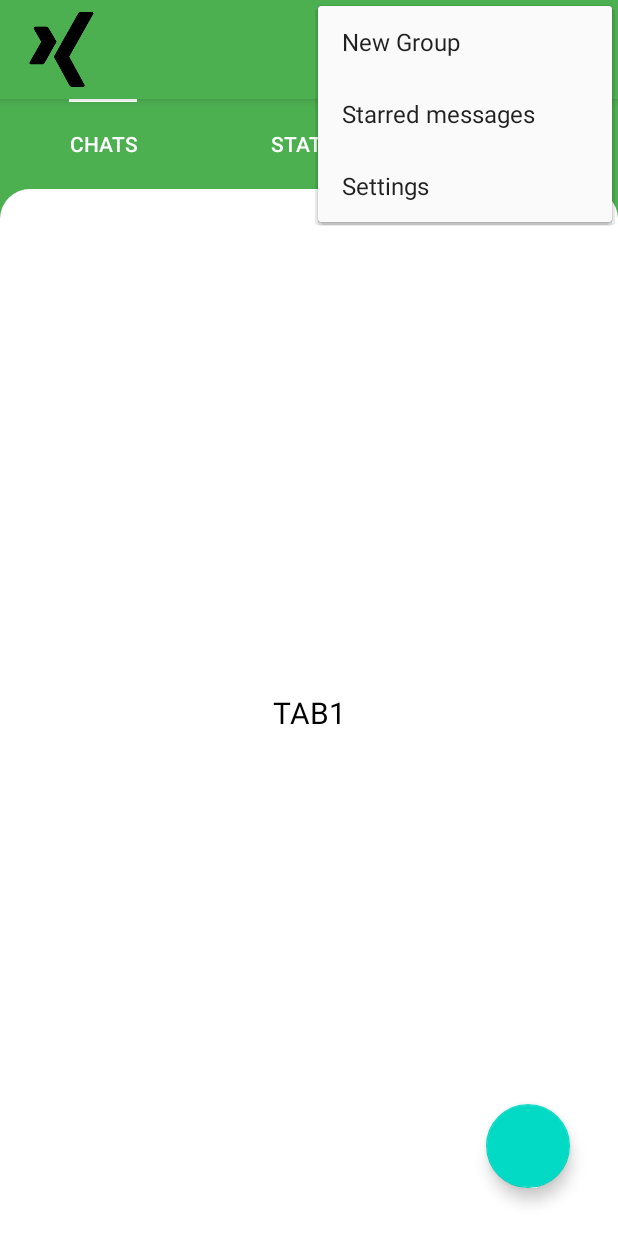
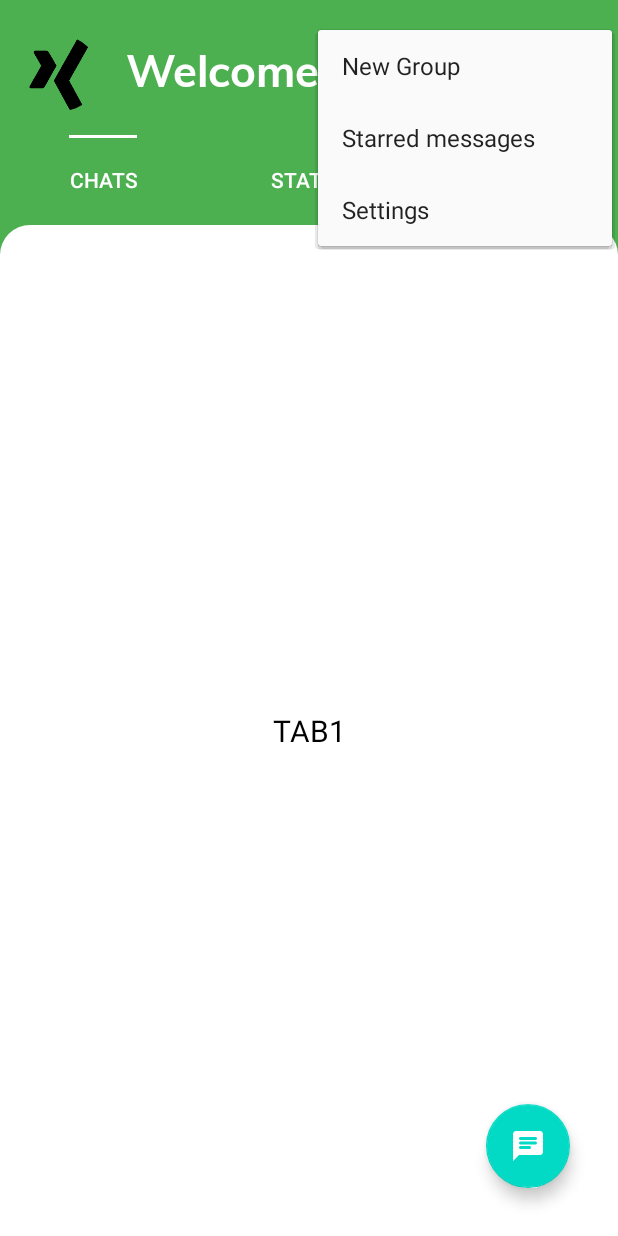
Before and after one commit to piyushd26/Chatapp, an Android app: the screen it shows after launch once a user with an empty profile is signed in (MainActivity), with the options menu open, on a phone screen of 412 x 824 dp. Run offline under Robolectric (Android 15) with nearby library versions, the phone set to English and light mode, and no system bars; our stand-ins replace CircleImageView, Firebase (no records; nobody signed in at launch, a user with empty details on screens opened directly), Picasso; pictures from the network do not load.

Commit message:
C:/Users/Piyush Dhiman/AndroidStudioProjects/ChatApp/

```diff
--- a/app/src/main/java/com/example/chatapp/MainActivity.java
+++ b/app/src/main/java/com/example/chatapp/MainActivity.java
@@ -5,12 +5,12 @@ import android.os.Bundle;
 import android.view.Menu;
 import android.view.MenuItem;
 import android.view.View;
+import android.widget.ImageView;
 import android.widget.TextView;
 
 import androidx.annotation.NonNull;
 import androidx.appcompat.app.AppCompatActivity;
 import androidx.appcompat.widget.Toolbar;
-import androidx.recyclerview.widget.LinearLayoutManager;
 import androidx.recyclerview.widget.RecyclerView;
 import androidx.viewpager.widget.ViewPager;
 
@@ -28,24 +28,21 @@ import com.example.chatapp.view.fragments.BaseFragment;
 import com.example.chatapp.view.fragments.Tab1;
 import com.example.chatapp.view.fragments.Tab2;
 import com.example.chatapp.view.fragments.Tab3;
-import com.google.android.gms.tasks.OnSuccessListener;
 import com.google.android.material.bottomnavigation.BottomNavigationView;
 import com.google.android.material.floatingactionbutton.FloatingActionButton;
 import com.google.android.material.tabs.TabLayout;
 import com.google.firebase.auth.FirebaseAuth;
 import com.google.firebase.auth.FirebaseUser;
 import com.google.firebase.firestore.DocumentReference;
-import com.google.firebase.firestore.DocumentSnapshot;
-import com.google.firebase.firestore.EventListener;
 import com.google.firebase.firestore.FirebaseFirestore;
-import com.google.firebase.firestore.FirebaseFirestoreException;
 import com.google.firebase.firestore.QueryDocumentSnapshot;
-import com.google.firebase.firestore.QuerySnapshot;
+import com.google.firebase.storage.FirebaseStorage;
+import com.google.firebase.storage.StorageReference;
 
 import java.util.ArrayList;
 import java.util.List;
 
-import javax.annotation.Nullable;
+import de.hdodenhof.circleimageview.CircleImageView;
 
 public class MainActivity extends AppCompatActivity implements DataInterface {
 
@@ -71,7 +68,10 @@ public class MainActivity extends AppCompatActivity implements DataInterface {
     ChatList chatList = new ChatList();
     DocumentReference documentReference;
     Toolbar toolbar;
+    CircleImageView profileImage;
     FirebaseUser firebaseUser;
+    StorageReference storageReference;
+    QueryDocumentSnapshot queryDocumentSnapshot;
 
 
 
@@ -85,16 +85,17 @@ public class MainActivity extends AppCompatActivity implements DataInterface {
         BaseFragment.setDataInterface(this);
 
 
-
         firebaseAuth = FirebaseAuth.getInstance();
         firebaseFirestore = FirebaseFirestore.getInstance();
         userID = firebaseAuth.getCurrentUser().getUid();
         signUpPresenter = new SignUpPresenter(BaseFragment.getDataInterface());
         userData = new UserData();
+        profileImage = findViewById(R.id.im);
+
         toolbarTV = findViewById(R.id.toolbar_tv);
         chatListRV = findViewById(R.id.rv_chatlist);
-        floatingActionButton= findViewById(R.id.fab);
-
+        floatingActionButton = findViewById(R.id.fab);
+        storageReference= FirebaseStorage.getInstance().getReference();
         tabLayout = findViewById(R.id.tablayput);
         viewPager = findViewById(R.id.viewpager);
         toolbar = findViewById(R.id.include_toolbar);
@@ -102,13 +103,11 @@ public class MainActivity extends AppCompatActivity implements DataInterface {
         firebaseFirestore = FirebaseFirestore.getInstance();
 
         setSupportActionBar(toolbar);
-
+        Utillity.getStoredProfileImage(storageReference,signUpPresenter,profileImage,this,firebaseAuth.getUid());
+        //toolbarTV.setText(queryDocumentSnapshot.getString("fName"));
         //  retrievedDataFromFireStore();
 
         viewPager();
-
-
-
 
 
         floatingActionButton.setOnClickListener(new View.OnClickListener() {
@@ -121,14 +120,6 @@ public class MainActivity extends AppCompatActivity implements DataInterface {
     }
 
 
-
-
-
-
-
-
-
-
     private void viewPager() {
         ViewPagerAdapter viewPagerAdapter = new ViewPagerAdapter(getSupportFragmentManager());
         viewPagerAdapter.addFragment(Tab1.getInstance(), "Chats");
@@ -138,7 +129,6 @@ public class MainActivity extends AppCompatActivity implements DataInterface {
         tabLayout.setupWithViewPager(viewPager);
 
     }
-
 
 
     @Override
--- a/app/src/main/java/com/example/chatapp/common/Utillity.java
+++ b/app/src/main/java/com/example/chatapp/common/Utillity.java
@@ -150,9 +150,9 @@ public class Utillity {
                             chatLists.add(chatList);
 
                         }
+                        chatListAdapter.updateData(chatLists,userID);
+                    }
 
-                    }
-                    chatListAdapter.updateData(chatLists);
                 }
             });
 
--- a/app/src/main/java/com/example/chatapp/view/activity/ChatsActivity.java
+++ b/app/src/main/java/com/example/chatapp/view/activity/ChatsActivity.java
@@ -20,7 +20,6 @@ import com.google.firebase.database.DatabaseReference;
 import com.google.firebase.database.FirebaseDatabase;
 import com.google.firebase.storage.FirebaseStorage;
 import com.google.firebase.storage.StorageReference;
-import com.squareup.picasso.Picasso;
 
 import java.util.HashMap;
 
@@ -59,16 +58,16 @@ public class ChatsActivity extends AppCompatActivity {
         back = findViewById(R.id.btn_back);
         storageReference = FirebaseStorage.getInstance().getReference();
         firebaseUser = FirebaseAuth.getInstance().getCurrentUser();
-        userProfile = intent.getStringExtra("userProfile");
+        //userProfile = intent.getStringExtra("userProfile");
         circleImageView = findViewById(R.id.chat_image);
         chatlastseen = findViewById(R.id.seen);
         edmessage = findViewById(R.id.Type);
 
 
-        Utillity.getStoredProfileImage(storageReference, signUpPresenter, circleImageView, this, userid);
+        Utillity.getStoredProfileImage(storageReference, signUpPresenter, circleImageView, this, receiverId);
 
         if (receiverId != null) {
-            Picasso.with(ChatsActivity.this).load(userProfile).into(circleImageView);
+            //Picasso.with(ChatsActivity.this).load().into(circleImageView);
             chatprofilename.setText(username);
 
         }
--- a/app/src/main/java/com/example/chatapp/view/adapter/ChatListAdapter.java
+++ b/app/src/main/java/com/example/chatapp/view/adapter/ChatListAdapter.java
@@ -78,7 +78,7 @@ public class ChatListAdapter extends RecyclerView.Adapter<ChatListAdapter.ViewHo
             }
         });
 
-        Utillity.getStoredProfileImage(storageReference,signUpPresenter,holder.circleImageView,fabActivity,firebaseUserid);
+        Utillity.getStoredProfileImage(storageReference,signUpPresenter,holder.circleImageView,fabActivity,chatList.getUserid());
 
     }
 
@@ -87,8 +87,9 @@ public class ChatListAdapter extends RecyclerView.Adapter<ChatListAdapter.ViewHo
         return chatLists.size();
     }
 
-    public void updateData(List<ChatList> chatList) {
+    public void updateData(List<ChatList> chatList, String userID) {
         this.chatLists = chatList;
+       // this.firebaseUserid=userID;
         notifyDataSetChanged();
     }
 
--- a/app/src/main/res/drawable/ic_round_chat_24.xml
+++ b/app/src/main/res/drawable/ic_round_chat_24.xml
@@ -1,4 +1,4 @@
-<vector android:height="24dp" android:tint="#4CAF50"
+<vector android:height="24dp" android:tint="@color/white"
     android:viewportHeight="24" android:viewportWidth="24"
     android:width="24dp" xmlns:android="http://schemas.android.com/apk/res/android">
     <path android:fillColor="@android:color/white" android:pathData="M20,2L4,2c-1.1,0 -1.99,0.9 -1.99,2L2,22l4,-4h14c1.1,0 2,-0.9 2,-2L22,4c0,-1.1 -0.9,-2 -2,-2zM7,9h10c0.55,0 1,0.45 1,1s-0.45,1 -1,1L7,11c-0.55,0 -1,-0.45 -1,-1s0.45,-1 1,-1zM13,14L7,14c-0.55,0 -1,-0.45 -1,-1s0.45,-1 1,-1h6c0.55,0 1,0.45 1,1s-0.45,1 -1,1zM17,8L7,8c-0.55,0 -1,-0.45 -1,-1s0.45,-1 1,-1h10c0.55,0 1,0.45 1,1s-0.45,1 -1,1z"/>
--- a/app/src/main/res/layout/activity_main.xml
+++ b/app/src/main/res/layout/activity_main.xml
@@ -16,7 +16,7 @@
         android:layout_height="wrap_content"
         app:layout_constraintEnd_toEndOf="parent"
         app:layout_constraintStart_toStartOf="parent"
-        app:layout_constraintTop_toTopOf="parent">
+        app:layout_constraintTop_toTopOf="@+id/guideline9">
 
     </include>
 
@@ -42,15 +42,12 @@
         app:layout_constraintGuide_end="16dp" />
 
 
-
-
-
-
     <com.google.android.material.tabs.TabLayout
         android:id="@+id/tablayput"
 
         android:layout_width="0dp"
         android:layout_height="60dp"
+        android:layout_marginTop="8dp"
         android:background="@color/appdarkgeen"
         android:minHeight="?attr/actionBarSize"
         app:layout_constraintEnd_toEndOf="parent"
@@ -58,8 +55,8 @@
         app:layout_constraintStart_toStartOf="parent"
         app:layout_constraintTop_toBottomOf="@+id/include_toolbar"
         app:tabIndicatorColor="@color/white"
+        app:tabIndicatorFullWidth="false"
         app:tabIndicatorGravity="top"
-        app:tabIndicatorFullWidth="false"
         app:tabSelectedTextColor="@color/white"
         app:tabTextColor="@color/white" />
 
@@ -82,8 +79,9 @@
         android:layout_width="wrap_content"
         android:layout_height="wrap_content"
         android:layout_marginEnd="16dp"
+        android:background="@color/appdarkgeen"
         android:layout_marginBottom="32dp"
-        android:background="@drawable/ic_round_chat_24"
+        android:src="@drawable/ic_round_chat_24"
         app:layout_constraintBottom_toBottomOf="parent"
         app:layout_constraintEnd_toStartOf="@+id/guideline8" />
 
--- a/app/src/main/res/layout/toobar.xml
+++ b/app/src/main/res/layout/toobar.xml
@@ -3,49 +3,50 @@
     xmlns:app="http://schemas.android.com/apk/res-auto"
     xmlns:tools="http://schemas.android.com/tools"
     android:layout_width="match_parent"
-    tools:menu="@menu/bnv"
+    android:layout_height="wrap_content"
 
-    android:layout_height="wrap_content"
-    android:elevation="4dp"
+    android:background="@color/appdarkgeen"
+
     android:theme="@style/ThemeOverlay.AppCompat.Dark.ActionBar"
     app:popupTheme="@style/ThemeOverlay.AppCompat.Light"
-    android:background="@color/appdarkgeen">
+    tools:menu="@menu/bnv">
 
 
     <LinearLayout
         android:id="@+id/toobar_ll"
-        android:weightSum="10"
         android:layout_width="match_parent"
-        android:layout_height="match_parent">
+        android:layout_height="match_parent"
+        android:weightSum="10">
 
 
-    <androidx.appcompat.widget.AppCompatImageView
+        <de.hdodenhof.circleimageview.CircleImageView
             android:id="@+id/im"
             android:layout_width="50dp"
+            android:layout_height="50dp"
             android:layout_gravity="center"
-        android:layout_height="50dp"
             android:layout_marginTop="8dp"
             android:layout_marginEnd="8dp"
             android:layout_marginBottom="8dp"
-        android:background="@mipmap/applogo_logotype"
-        />
+            android:src="@mipmap/applogo_logotype" />
+
         <TextView
             android:id="@+id/toolbar_tv"
-            android:layout_weight="10"
             android:layout_width="wrap_content"
             android:layout_height="62dp"
+            android:layout_weight="10"
             android:fontFamily="@font/nunitosans_bold"
+            android:gravity="center|left"
             android:paddingLeft="10dp"
-            android:gravity="center"
+            android:text="Welcome"
             android:textColor="@color/white"
-            android:textSize="30dp"
-            />
+            android:textSize="30dp" />
+
         <androidx.appcompat.widget.SearchView
             android:id="@+id/search_view"
+            android:layout_width="wrap_content"
+            android:layout_height="wrap_content"
             android:layout_gravity="center"
-            android:gravity="center"
-            android:layout_width="wrap_content"
-            android:layout_height="wrap_content"/>
+            android:gravity="center" />
 
     </LinearLayout>
 
```
Lines whose indentation alone changed are shown as unchanged.
